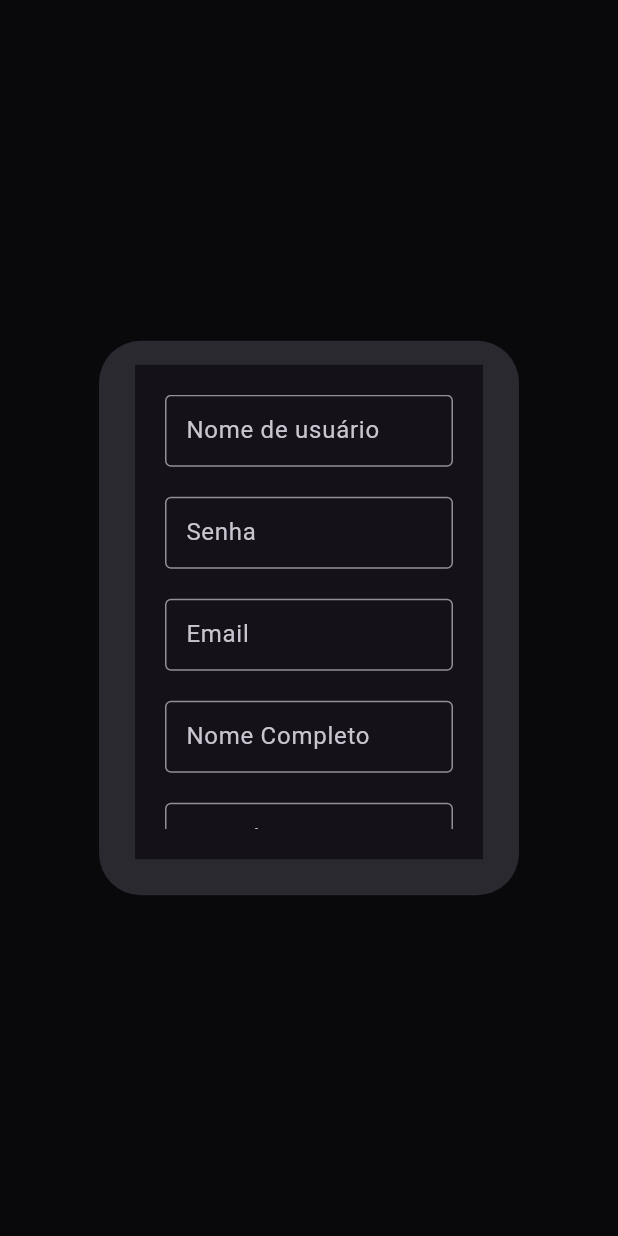
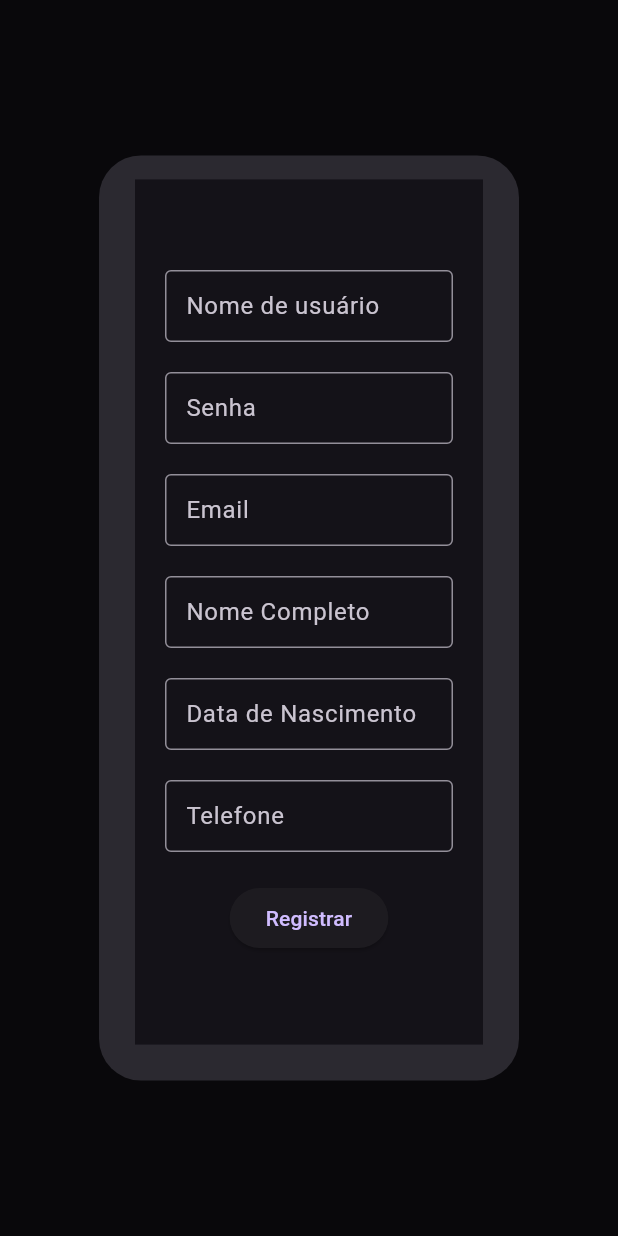
Before and after one commit to otavioCosta2110/flutterProj, a Flutter app: the LoginPage screen opened directly, after a tap on "Não possui uma conta? Registre-se", on a phone screen of 412 x 824 dp. Run offline on Flutter 3.47's test engine with Material 3 defaults, Android fonts, the light colour scheme and no system bars; our stand-ins replace mask_text_input_formatter.

Commit message:
merged Adjusted

```diff
--- a/lib/main.dart
+++ b/lib/main.dart
@@ -60,7 +60,6 @@ class _HomePageState extends State<HomePage> {
 
     return Scaffold(
 appBar: AppBar(
-        //backgroundColor: Theme.of(context).colorScheme.secondary,
         title: Text(text),
         toolbarHeight: 40,
         actions: [
--- a/lib/screens/login.dart
+++ b/lib/screens/login.dart
@@ -44,8 +44,8 @@ class LoginPage extends StatelessWidget {
           title: null,
           shape: null,
           content: SizedBox(
-            width: MediaQuery.of(context).size.width * 0.28,
-            height: MediaQuery.of(context).size.height * 0.4,
+            width: MediaQuery.of(context).size.width * 0.4,
+            height: MediaQuery.of(context).size.height * 0.7,
             child: RegisterPage(),
           ),
         );
```
Also changed, not shown: lib/screens/register.dart (+31 -0 lines).
